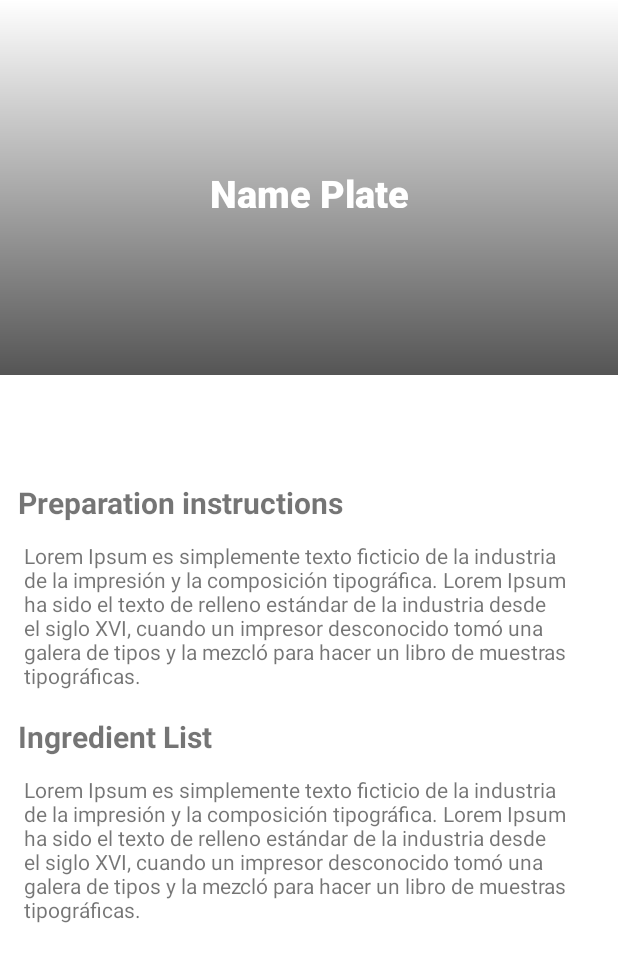
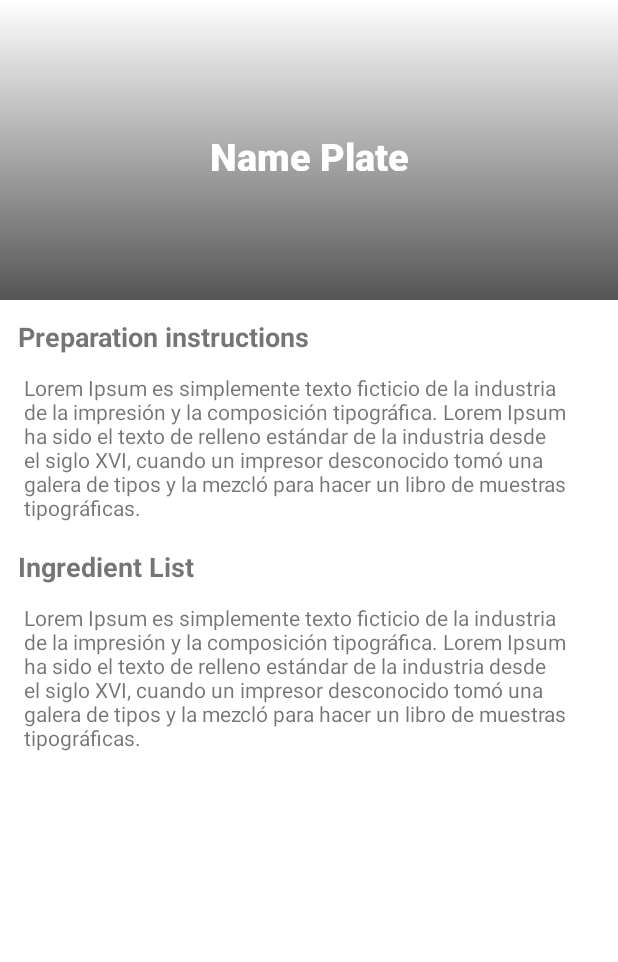
Before and after one commit to androymaster/testAppUala, an Android app: the layout fragment_food_plate_detail.xml on its own in the app's theme, with its tools: preview values and no code run, on a phone screen of 412 x 824 dp. Shown: the top 962 px of the screen. Run offline under Robolectric (Android 15) with nearby library versions, the phone set to English and light mode, and no system bars.

Commit message:
add detail data

```diff
--- a/app/src/main/res/layout/fragment_food_plate_detail.xml
+++ b/app/src/main/res/layout/fragment_food_plate_detail.xml
@@ -1,15 +1,15 @@
 <?xml version="1.0" encoding="utf-8"?>
 <androidx.constraintlayout.widget.ConstraintLayout xmlns:android="http://schemas.android.com/apk/res/android"
+    xmlns:app="http://schemas.android.com/apk/res-auto"
     xmlns:tools="http://schemas.android.com/tools"
     android:layout_width="match_parent"
     android:layout_height="match_parent"
-    xmlns:app="http://schemas.android.com/apk/res-auto"
     tools:context=".ui.foodPlatesDetail.FoodPlateDetailFragment">
 
     <FrameLayout
         android:id="@+id/frameLayout"
         android:layout_width="match_parent"
-        android:layout_height="250dp"
+        android:layout_height="200dp"
         app:layout_constraintEnd_toEndOf="parent"
         app:layout_constraintStart_toStartOf="parent"
         app:layout_constraintTop_toTopOf="parent">
@@ -17,11 +17,11 @@
         <ImageView
             android:id="@+id/img_background"
             android:layout_width="match_parent"
-            android:layout_height="250dp" />
+            android:layout_height="200dp" />
 
         <View
             android:layout_width="match_parent"
-            android:layout_height="match_parent"
+            android:layout_height="wrap_content"
             android:background="@drawable/gradient" />
     </FrameLayout>
 
@@ -43,7 +43,7 @@
         android:layout_width="wrap_content"
         android:layout_height="wrap_content"
         android:orientation="horizontal"
-        app:layout_constraintGuide_begin="270dp" />
+        app:layout_constraintGuide_begin="200dp" />
 
     <TextView
         android:id="@+id/txt_title_plate"
@@ -60,31 +60,17 @@
         app:layout_constraintTop_toTopOf="parent"
         tools:text="Name Plate" />
 
-    <androidx.core.widget.NestedScrollView
-        android:layout_width="match_parent"
-        android:layout_height="475dp"
-        app:layout_constraintBottom_toBottomOf="parent"
-        app:layout_constraintEnd_toEndOf="parent"
-        app:layout_constraintStart_toStartOf="parent"
-        app:layout_constraintTop_toBottomOf="@+id/guideline">
-
-        <LinearLayout
-            android:layout_width="match_parent"
-            android:layout_height="match_parent"
-            android:orientation="vertical"
-            app:layout_constraintEnd_toEndOf="parent"
-            app:layout_constraintStart_toStartOf="parent">
-
     <TextView
         android:id="@+id/txt_Subtitle"
         android:layout_width="match_parent"
         android:layout_height="wrap_content"
         android:padding="12dp"
         android:text="@string/txt_container_subtitle"
-                android:textSize="20sp"
+        android:textSize="18sp"
         android:textStyle="bold"
         app:layout_constraintEnd_toEndOf="parent"
-                app:layout_constraintStart_toStartOf="parent" />
+        app:layout_constraintStart_toStartOf="parent"
+        app:layout_constraintTop_toBottomOf="@+id/guideline" />
 
     <TextView
         android:id="@+id/description"
@@ -104,7 +90,7 @@
         android:layout_marginTop="5dp"
         android:padding="12dp"
         android:text="@string/txt_subtitle_list"
-                android:textSize="20sp"
+        android:textSize="18sp"
         android:textStyle="bold"
         app:layout_constraintEnd_toEndOf="parent"
         app:layout_constraintStart_toStartOf="parent"
@@ -121,6 +107,5 @@
         app:layout_constraintTop_toBottomOf="@+id/txt_Subtitle_two"
         tools:text="Lorem Ipsum es simplemente texto ficticio de la industria de la impresión y la composición tipográfica. Lorem Ipsum ha sido el texto de relleno estándar de la industria desde el siglo XVI, cuando un impresor desconocido tomó una galera de tipos y la mezcló para hacer un libro de muestras tipográficas." />
 
-        </LinearLayout>
-    </androidx.core.widget.NestedScrollView>
+
 </androidx.constraintlayout.widget.ConstraintLayout>
--- a/app/src/main/res/navigation/main_graph.xml
+++ b/app/src/main/res/navigation/main_graph.xml
@@ -9,7 +9,11 @@
         android:id="@+id/foodPlateDetailFragment"
         android:name="com.test.myapplication.ui.foodPlatesDetail.FoodPlateDetailFragment"
         android:label="fragment_food_plate_detail"
-        tools:layout="@layout/fragment_food_plate_detail" />
+        tools:layout="@layout/fragment_food_plate_detail" >
+        <argument
+            android:name="idFood"
+            app:argType="integer" />
+    </fragment>
     <fragment
         android:id="@+id/foodListFragment"
         android:name="com.test.myapplication.ui.foodPlatesList.FoodListFragment"
```
Also changed, not shown: app/src/main/java/com/test/myapplication/presentation/FoodPlatesViewModel.kt (+14 -6 lines), app/src/main/java/com/test/myapplication/ui/foodPlatesDetail/FoodPlateDetailFragment.kt (+12 -7 lines), app/src/main/java/com/test/myapplication/ui/foodPlatesList/FoodListFragment.kt (+5 -3 lines). Lines whose indentation alone changed are shown as unchanged.
